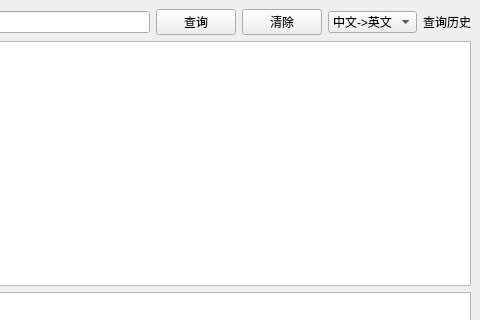
The window that mainwindow.ui (78-kg/QT) describes before a commit, drawn with Qt 5; both pictures show x 320 to 800 and y 0 to 320 of the 800 by 600 pixel window.
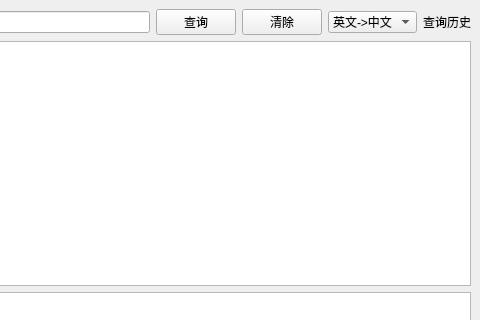
The same window after the commit. Icons and pictures are not drawn.

Diff of the .ui file:
```diff
--- a/mainwindow.ui
+++ b/mainwindow.ui
@@ -49,7 +49,7 @@
        <widget class="QComboBox" name="langComboBox">
         <item>
          <property name="text">
-          <string>中文-&gt;英文</string>
+          <string>英文-&gt;中文</string>
          </property>
          <property name="icon">
           <iconset theme="QIcon::ThemeIcon::AppointmentNew"/>
```
Left out of the diff: 2 changed lines with no effect on the pictures.
